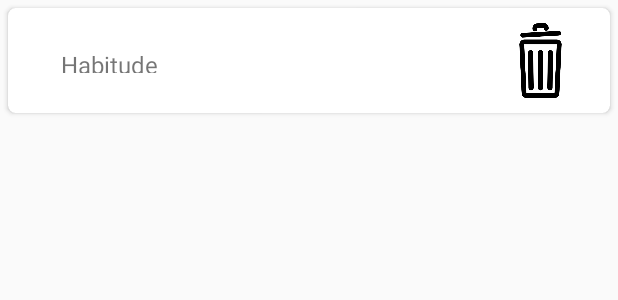
After one commit to dblasko/Productiv-Head-PTUT-IUT, an Android app: the layout list_card_view.xml on its own in the app's theme, with its tools: preview values and no code run, on a phone screen of 412 x 824 dp. The commit adds this screen. Shown: the top 300 px of the screen. Run offline under Robolectric (Android 15) with nearby library versions, the phone set to English and light mode, and no system bars.

Commit message:
Working first part of habit list activity and corrected DB

```diff
--- a/app/build.gradle
+++ b/app/build.gradle
@@ -26,10 +26,13 @@ dependencies {
     implementation "androidx.room:room-runtime:2.1.0"
     implementation fileTree(include: ['*.jar'], dir: 'libs')
     implementation 'androidx.appcompat:appcompat:1.0.0-beta01'
+    implementation 'com.android.support:cardview-v7:28.2.1'
+    implementation 'com.android.support:recyclerview-v7:28.2.1'
     implementation 'androidx.constraintlayout:constraintlayout:1.1.2'
     testImplementation 'junit:junit:4.12'
     androidTestImplementation 'androidx.test:runner:1.1.0-alpha4'
     androidTestImplementation 'androidx.test.espresso:espresso-core:3.1.0-alpha4'
     implementation files('libs/achartengine-1.2.0.jar')
     implementation 'com.github.PhilJay:MPAndroidChart:v3.1.0'
+    implementation 'com.google.android.material:material:1.0.0'
 }
--- a/app/src/main/AndroidManifest.xml
+++ b/app/src/main/AndroidManifest.xml
@@ -9,13 +9,16 @@
         android:roundIcon="@mipmap/ic_launcher_round"
         android:supportsRtl="true"
         android:theme="@style/AppTheme">
-        <activity android:name=".MainActivity">
+        <activity android:name=".HabitListActivity">
             <intent-filter>
                 <action android:name="android.intent.action.MAIN" />
 
                 <category android:name="android.intent.category.LAUNCHER" />
             </intent-filter>
         </activity>
+        <activity android:name=".MainActivity">
+
+        </activity>
     </application>
 
 </manifest>
--- /dev/null
+++ b/app/src/main/res/layout/list_card_view.xml
@@ -0,0 +1,53 @@
+<?xml version="1.0" encoding="utf-8"?>
+<LinearLayout xmlns:android="http://schemas.android.com/apk/res/android"
+    xmlns:tools="http://schemas.android.com/tools"
+    android:layout_width="match_parent"
+    android:layout_height="wrap_content"
+    xmlns:app="http://schemas.android.com/apk/res-auto">
+
+    <androidx.cardview.widget.CardView
+        android:id="@+id/listCardView"
+        android:layout_width="match_parent"
+        android:layout_height="70dp"
+        android:layout_gravity="center"
+        app:cardCornerRadius="5dp"
+        android:layout_margin="5dp">
+
+        <LinearLayout
+            android:layout_width="match_parent"
+            android:layout_height="match_parent"
+            android:orientation="horizontal"
+            android:padding="5dp"
+            android:weightSum="20">
+
+            <TextView
+                android:id="@+id/listCardViewHabitText"
+                android:layout_width="wrap_content"
+                android:layout_height="match_parent"
+                android:paddingLeft="30dp"
+                android:textSize="16sp"
+                android:text="Habitude"
+                android:textAlignment="textStart"
+                android:paddingVertical="21dp"
+                android:layout_weight="19"/>
+
+
+            <ImageView
+                android:clickable="true"
+                android:id="@+id/listCardViewDelete"
+                android:layout_width="50dp"
+                android:layout_height="50dp"
+                android:layout_gravity="center"
+                android:layout_marginRight="10dp"
+                android:layout_weight="1"
+                android:adjustViewBounds="false"
+                android:cropToPadding="false"
+                android:src="@drawable/trash"
+                tools:src="@drawable/trash" />
+
+        </LinearLayout>
+
+
+    </androidx.cardview.widget.CardView>
+
+</LinearLayout>
--- a/app/src/main/res/values/colors.xml
+++ b/app/src/main/res/values/colors.xml
@@ -1,6 +1,6 @@
 <?xml version="1.0" encoding="utf-8"?>
 <resources>
-    <color name="colorPrimary">#008577</color>
-    <color name="colorPrimaryDark">#00574B</color>
+    <color name="colorPrimary">#FFEB3B</color>
+    <color name="colorPrimaryDark">#AC9F29</color>
     <color name="colorAccent">#D81B60</color>
 </resources>
--- a/app/src/main/res/values/strings.xml
+++ b/app/src/main/res/values/strings.xml
@@ -1,3 +1,3 @@
 <resources>
-    <string name="app_name">ChartTest2</string>
+    <string name="app_name">Habitudes</string>
 </resources>
```
Also changed, not shown: app/src/main/java/com/blaskodaniel/charttest2/Habit.java (+12 -4 lines), app/src/main/java/com/blaskodaniel/charttest2/HabitDao.java (+25 -20 lines), app/src/main/java/com/blaskodaniel/charttest2/HabitListActivity.java (added, +82 -0 lines), app/src/main/java/com/blaskodaniel/charttest2/HabitListAdapter.java (added, +52 -0 lines), app/src/main/java/com/blaskodaniel/charttest2/HabitListViewHolder.java (added, +24 -0 lines), app/src/main/java/com/blaskodaniel/charttest2/MainActivity.java (+18 -7 lines), app/src/main/res/layout/activity_habit_list.xml (added, +52 -0 lines), app/src/main/res/drawable-v24/plus.png (added), app/src/main/res/drawable/plus.png (added), app/src/main/res/drawable/trash.png (added), 2 other files.
